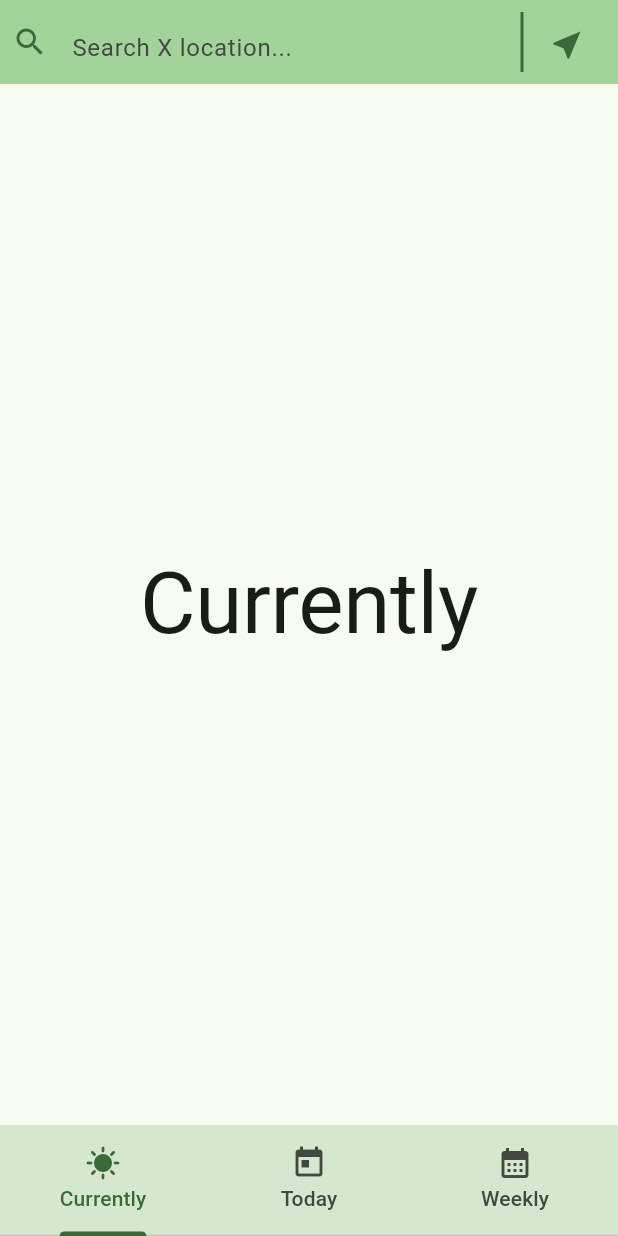
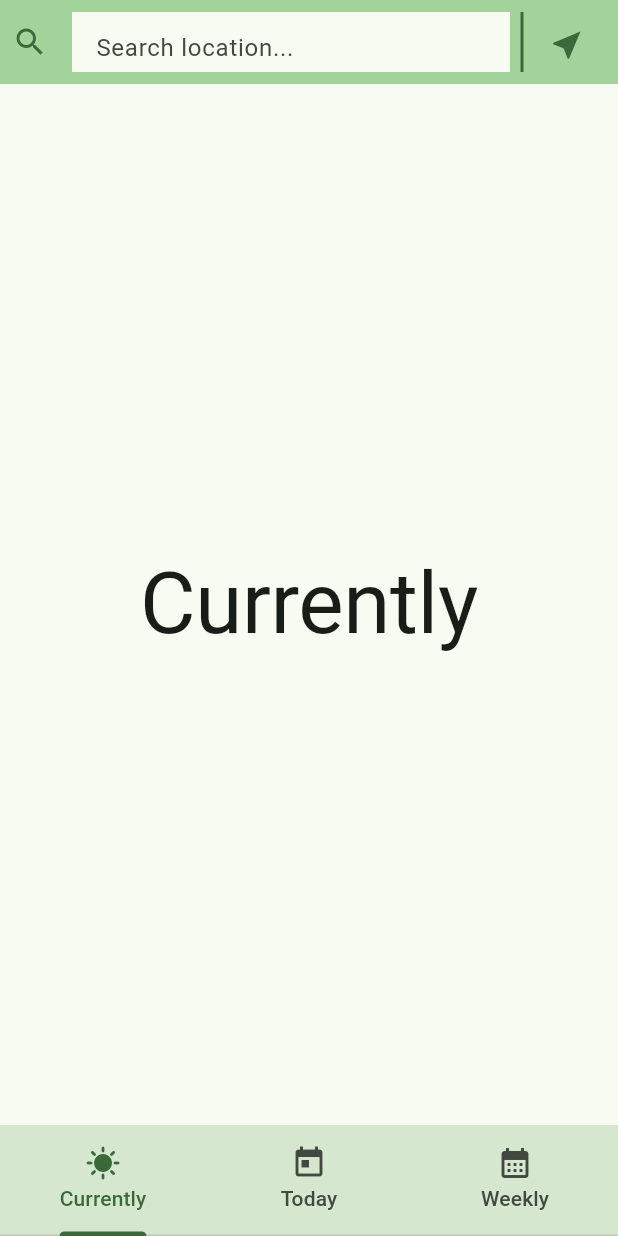
Before and after one commit to Vgbhieel/day02, a Flutter app: the screen it shows after launch, on a phone screen of 412 x 824 dp. Run offline on Flutter 3.47's test engine with Material 2 defaults, Android fonts, the phone set to English and light mode, and no system bars; our stand-ins replace bloc, flutter_bloc, location.

```diff
--- /dev/null
+++ b/ex01/lib/app/domain/bloc/event/search_place_event.dart
@@ -0,0 +1,7 @@
+sealed class SearchPlaceEvent {}
+
+class SearchPlaceWithQuery extends SearchPlaceEvent {
+  final String query;
+
+  SearchPlaceWithQuery({required this.query});
+}
--- /dev/null
+++ b/ex01/lib/app/domain/bloc/state/search_place_state.dart
@@ -0,0 +1,11 @@
+import 'package:ex00/app/domain/models/place.dart';
+
+sealed class SearchPlaceState {}
+
+class SearchLoadingState extends SearchPlaceState {}
+
+class SearchSuccessState extends SearchPlaceState {
+  List<Map<String, Place>> data;
+
+  SearchSuccessState({required this.data});
+}
--- /dev/null
+++ b/ex01/lib/app/domain/models/place.dart
@@ -0,0 +1,9 @@
+class Place {
+  final double latitude;
+  final double longitude;
+
+  Place({
+    required this.latitude,
+    required this.longitude,
+  });
+}
--- a/ex01/lib/app/ui/weather_app_page.dart
+++ b/ex01/lib/app/ui/weather_app_page.dart
@@ -1,5 +1,6 @@
 import 'package:ex00/app/domain/bloc/event/weather_app_event.dart';
 import 'package:ex00/app/domain/bloc/location_bloc.dart';
+import 'package:ex00/app/domain/bloc/search_place_bloc.dart';
 import 'package:ex00/app/domain/bloc/state/wheather_app_state.dart';
 import 'package:ex00/app/ui/widget/weather_app_bar.dart';
 import 'package:ex00/app/ui/widget/weather_bottom_navigation_bar.dart';
@@ -30,12 +31,18 @@ class _WeatherAppPageState extends State<WeatherAppPage> {
     return DefaultTabController(
         length: 3,
         child: Scaffold(
-          appBar: WeatherAppBar(
-            onSearch: _onSearch,
-            onGeolocationClicked: () {
-              context.read<LocationBloc>().add(FetchLocation());
-            },
-          ).build(context),
+          appBar: PreferredSize(
+            preferredSize: const Size.fromHeight(56),
+            child: BlocProvider(
+              create: (context) => SearchPlaceBloc(),
+              child: WeatherAppBar(
+                onSearch: _onSearch,
+                onGeolocationClicked: () {
+                  context.read<LocationBloc>().add(FetchLocation());
+                },
+              ),
+            ),
+          ),
           body: TabBarView(
             children: [
               BlocBuilder<LocationBloc, WeatherAppState>(
--- a/ex01/lib/app/ui/widget/weather_app_bar.dart
+++ b/ex01/lib/app/ui/widget/weather_app_bar.dart
@@ -1,10 +1,16 @@
+import 'dart:async';
+
+import 'package:ex00/app/domain/bloc/event/search_place_event.dart';
+import 'package:ex00/app/domain/bloc/search_place_bloc.dart';
 import 'package:flutter/material.dart';
+import 'package:flutter_bloc/flutter_bloc.dart';
 
 class WeatherAppBar extends StatelessWidget {
   final Function(String) _onSearch;
   final Function() _onGeolocationClicked;
+  Timer? _debounceTimer;
 
-  const WeatherAppBar({
+  WeatherAppBar({
     super.key,
     required onSearch,
     required onGeolocationClicked,
@@ -27,14 +33,17 @@ class WeatherAppBar extends StatelessWidget {
               Expanded(
                 flex: 1,
                 child: TextField(
-                  onSubmitted: _onSearch,
+                  onChanged: (query) => _onSearchChanged(context, query),
+                  onSubmitted: (query) => _onSearchChanged(context, query),
                   decoration: InputDecoration(
+                    filled: true,
+                    fillColor: theme.colorScheme.background,
                     enabledBorder: InputBorder.none,
                     icon: Icon(
                       Icons.search,
                       color: theme.colorScheme.primary,
                     ),
-                    hintText: "Search X location...",
+                    hintText: "Search location...",
                   ),
                 ),
               ),
@@ -64,4 +73,13 @@ class WeatherAppBar extends StatelessWidget {
       )
     ]);
   }
+
+  void _onSearchChanged(BuildContext context, String query) {
+    _debounceTimer?.cancel();
+
+    // Start a new timer to trigger the search logic after 500 milliseconds of inactivity
+    _debounceTimer = Timer(const Duration(milliseconds: 500), () {
+      context.read<SearchPlaceBloc>().add(SearchPlaceWithQuery(query: query));
+    });
+  }
 }
--- a/ex01/pubspec.yaml
+++ b/ex01/pubspec.yaml
@@ -38,6 +38,7 @@ dependencies:
   location: ^5.0.2+1
   bloc: ^8.1.2
   flutter_bloc: ^8.1.3
+  http: ^1.1.0
 
 dev_dependencies:
   flutter_test:
```
Also changed, not shown: ex01/lib/app/domain/bloc/search_place_bloc.dart (added, +56 -0 lines), ex01/pubspec.lock.
